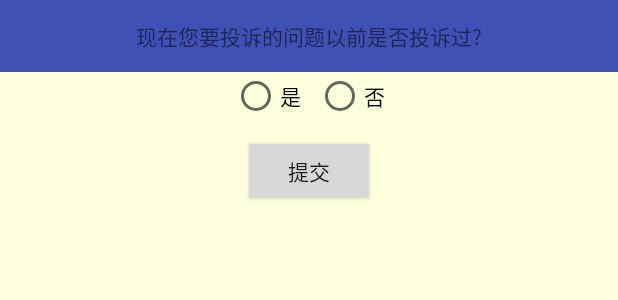
After one commit to ZmjDns/testsocket, an Android app: the layout dialog_multi_choice.xml on its own in the app's theme, with its tools: preview values and no code run, on a phone screen of 412 x 824 dp. The commit adds this screen. Shown: the top 300 px of the screen. Run offline under Robolectric (Android 15) with nearby library versions, the phone set to English and light mode, and no system bars.

Commit message:
自定义窗口

```diff
--- a/app/src/main/java/com/zmj/mvp/testsocket/chatview/fragment/HuiHuafragment.java
+++ b/app/src/main/java/com/zmj/mvp/testsocket/chatview/fragment/HuiHuafragment.java
@@ -4,6 +4,7 @@ import android.os.Bundle;
 import android.support.annotation.NonNull;
 import android.support.annotation.Nullable;
 import android.support.v4.app.Fragment;
+import android.support.v7.app.AlertDialog;
 import android.view.LayoutInflater;
 import android.view.View;
 import android.view.ViewGroup;
@@ -23,4 +24,5 @@ public class HuiHuafragment extends Fragment {
 
         return view;
     }
+
 }
--- /dev/null
+++ b/app/src/main/res/layout/dialog_multi_choice.xml
@@ -0,0 +1,89 @@
+<?xml version="1.0" encoding="utf-8"?>
+<LinearLayout
+    xmlns:android="http://schemas.android.com/apk/res/android"
+    android:orientation="vertical"
+    android:layout_width="match_parent"
+    android:layout_height="match_parent"
+    android:background="#ffd">
+
+    <TextView
+        android:layout_width="match_parent"
+        android:layout_height="48dp"
+        android:layout_gravity="center"
+        android:gravity="center"
+        android:text="现在您要投诉的问题以前是否投诉过?"
+        android:background="@color/colorPrimary"/>
+
+    <LinearLayout
+        android:layout_width="match_parent"
+        android:layout_height="wrap_content">
+        <RadioGroup
+            android:id="@+id/rg_iscomplainted"
+            android:layout_width="match_parent"
+            android:layout_height="wrap_content"
+            android:layout_gravity="center"
+            android:gravity="center"
+            android:orientation="horizontal">
+            <RadioButton
+                android:id="@+id/rb_yes"
+                android:layout_width="wrap_content"
+                android:layout_height="wrap_content"
+                android:text="是"/>
+            <RadioButton
+                android:id="@+id/rb_no"
+                android:layout_width="wrap_content"
+                android:layout_height="wrap_content"
+                android:layout_marginLeft="10dp"
+                android:text="否"/>
+        </RadioGroup>
+    </LinearLayout>
+
+    <LinearLayout
+        android:id="@+id/ll_tousu_qudao"
+        android:layout_width="match_parent"
+        android:layout_height="wrap_content"
+        android:layout_marginTop="20dp"
+        android:visibility="gone">
+        <RadioGroup
+            android:id="@+id/rg_channels"
+            android:layout_width="match_parent"
+            android:layout_height="wrap_content"
+            android:orientation="vertical">
+            <RadioButton
+                android:id="@+id/rb_origin_web"
+                android:layout_width="wrap_content"
+                android:layout_height="wrap_content"
+                android:text="中国民航局官网（www.caac.gov.cn）"/>
+            <RadioButton
+                android:id="@+id/rb_matter_center"
+                android:layout_width="wrap_content"
+                android:layout_height="wrap_content"
+                android:text="民航局消费者事务中心（官网：www.caacca.org、电话：(010)64287798 ）"/>
+            <RadioButton
+                android:id="@+id/rb_tousu_app"
+                android:layout_width="wrap_content"
+                android:layout_height="wrap_content"
+                android:text="民航投诉app"/>
+            <RadioButton
+                android:id="@+id/rb_other"
+                android:layout_width="wrap_content"
+                android:layout_height="wrap_content"
+                android:text="其他（航空公司或机场网站/12315投诉/电话）"/>
+        </RadioGroup>
+
+    </LinearLayout>
+
+    <LinearLayout
+        android:layout_width="wrap_content"
+        android:layout_height="wrap_content"
+        android:layout_gravity="center_horizontal"
+        android:layout_marginTop="10dp">
+        <Button
+            android:id="@+id/btn_choosed"
+            android:layout_width="wrap_content"
+            android:layout_height="wrap_content"
+            android:onClick="submitChoos"
+            android:text="提交"/>
+    </LinearLayout>
+
+</LinearLayout>
```
Also changed, not shown: app/src/main/java/com/zmj/mvp/testsocket/glide/TestGlideOne.java (+35 -1 lines), app/src/main/java/com/zmj/mvp/testsocket/utils/ScreenUtils.java (added, +46 -0 lines), app/src/main/java/com/zmj/mvp/testsocket/widget/ChooseDialog.java (added, +155 -0 lines), app/src/main/java/com/zmj/mvp/testsocket/widget/IDialog.java (added, +9 -0 lines), app/src/main/java/com/zmj/mvp/testsocket/widget/JumpDialog.java (added, +20 -0 lines), app/src/main/res/layout/activity_test_glide_one.xml (+7 -0 lines).
